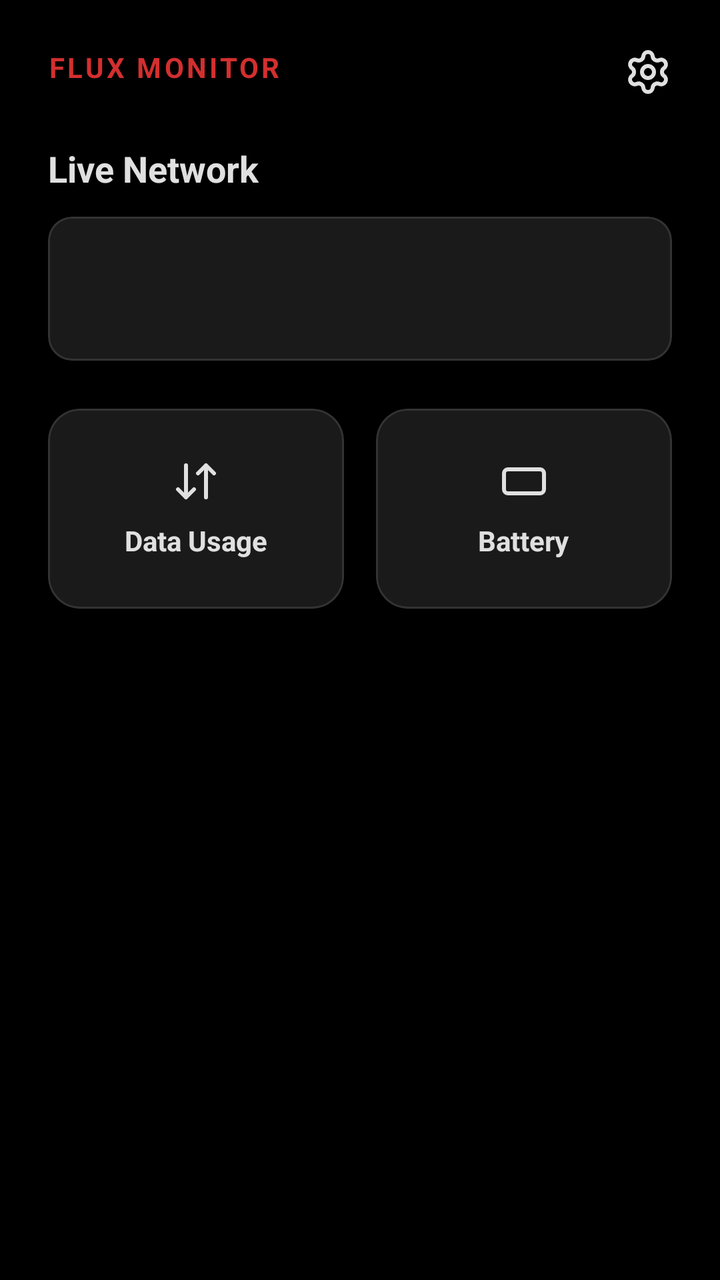
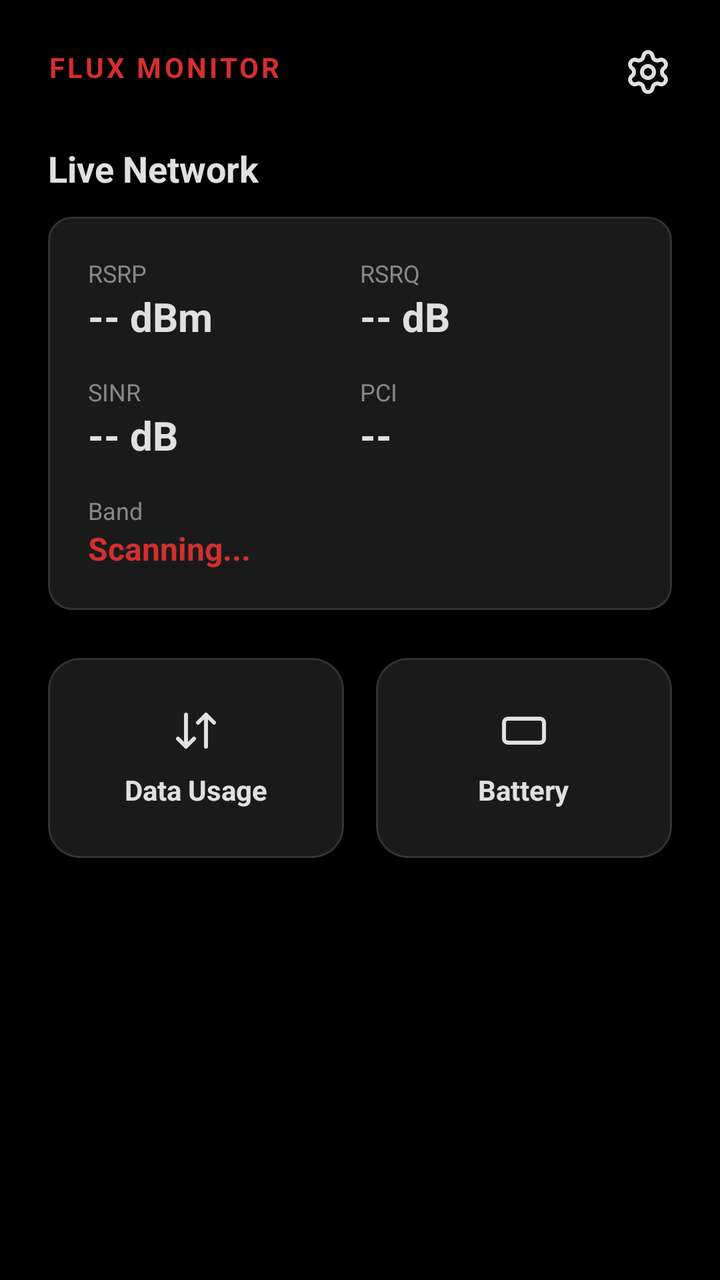

An Android layout rendered at two revisions. The XML below is the earlier revision; the diff shows what the commit changed to produce the second picture.
<!-- AndroidManifest.xml: application theme Theme.Flux -->
<!-- res/layout/fragment_dashboard.xml -->
<?xml version="1.0" encoding="utf-8"?>
<ScrollView xmlns:android="http://schemas.android.com/apk/res/android"
    xmlns:app="http://schemas.android.com/apk/res-auto"
    android:layout_width="match_parent"
    android:layout_height="match_parent"
    android:background="@color/deep_black"
    android:fillViewport="true">

    <LinearLayout
        android:layout_width="match_parent"
        android:layout_height="wrap_content"
        android:orientation="vertical"
        android:padding="24dp">

        <androidx.constraintlayout.widget.ConstraintLayout
            android:layout_width="match_parent"
            android:layout_height="wrap_content"
            android:layout_marginBottom="24dp">
            
            <TextView
                android:id="@+id/headerTitle"
                android:layout_width="wrap_content"
                android:layout_height="wrap_content"
                android:text="FLUX MONITOR"
                android:letterSpacing="0.1"
                android:textColor="@color/classic_red"
                android:textSize="14sp"
                android:textStyle="bold"
                app:layout_constraintStart_toStartOf="parent"
                app:layout_constraintTop_toTopOf="parent" />

            <ImageView
                android:id="@+id/btnSettings"
                android:layout_width="24dp"
                android:layout_height="24dp"
                android:src="@drawable/ic_settings"
                app:tint="@color/leica_white"
                app:layout_constraintEnd_toEndOf="parent"
                app:layout_constraintTop_toTopOf="parent"/>
        </androidx.constraintlayout.widget.ConstraintLayout>

        <TextView
            android:text="Live Network"
            android:textColor="@color/leica_white"
            android:textSize="18sp"
            android:textStyle="bold"
            android:layout_marginBottom="12dp"
            android:layout_width="wrap_content"
            android:layout_height="wrap_content"/>

        <com.google.android.material.card.MaterialCardView
            android:layout_width="match_parent"
            android:layout_height="wrap_content"
            android:layout_marginBottom="24dp"
            app:cardBackgroundColor="#1A1A1A"
            app:cardCornerRadius="12dp"
            app:strokeColor="#333333"
            app:strokeWidth="1dp">

            <LinearLayout
                android:layout_width="match_parent"
                android:layout_height="wrap_content"
                android:orientation="vertical"
                android:padding="20dp">

                <LinearLayout
                    android:layout_width="match_parent"
                    android:layout_height="wrap_content"
                    android:orientation="horizontal"
                    android:layout_marginBottom="16dp">
                    
                    <LinearLayout android:layout_width="0dp" android:layout_weight="1" android:layout_height="wrap_content" android:orientation="vertical">
                        <TextView android:text="RSRP" android:textColor="#888888" android:textSize="12sp"/>
                        <TextView android:id="@+id/sim1_rsrp" android:text="-- dBm" android:textColor="@color/leica_white" android:textSize="20sp" android:textStyle="bold"/>
                    </LinearLayout>

                    <LinearLayout android:layout_width="0dp" android:layout_weight="1" android:layout_height="wrap_content" android:orientation="vertical">
                        <TextView android:text="RSRQ" android:textColor="#888888" android:textSize="12sp"/>
                        <TextView android:id="@+id/sim1_rsrq" android:text="-- dB" android:textColor="@color/leica_white" android:textSize="20sp" android:textStyle="bold"/>
                    </LinearLayout>
                </LinearLayout>

                <LinearLayout
                    android:layout_width="match_parent"
                    android:layout_height="wrap_content"
                    android:orientation="horizontal"
                    android:layout_marginBottom="16dp">
                    
                    <LinearLayout android:layout_width="0dp" android:layout_weight="1" android:layout_height="wrap_content" android:orientation="vertical">
                        <TextView android:text="SINR" android:textColor="#888888" android:textSize="12sp"/>
                        <TextView android:id="@+id/sim1_sinr" android:text="-- dB" android:textColor="@color/leica_white" android:textSize="20sp" android:textStyle="bold"/>
                    </LinearLayout>

                    <LinearLayout android:layout_width="0dp" android:layout_weight="1" android:layout_height="wrap_content" android:orientation="vertical">
                        <TextView android:text="PCI" android:textColor="#888888" android:textSize="12sp"/>
                        <TextView android:id="@+id/sim1_pci" android:text="--" android:textColor="@color/leica_white" android:textSize="20sp" android:textStyle="bold"/>
                    </LinearLayout>
                </LinearLayout>

                <LinearLayout android:layout_width="match_parent" android:layout_height="wrap_content" android:orientation="vertical">
                    <TextView android:text="Band" android:textColor="#888888" android:textSize="12sp"/>
                    <TextView android:id="@+id/sim1_band" android:text="Scanning..." android:textColor="@color/classic_red" android:textSize="16sp" android:textStyle="bold"/>
                </LinearLayout>
            </LinearLayout>
        </com.google.android.material.card.MaterialCardView>


        <LinearLayout
            android:layout_width="match_parent"
            android:layout_height="wrap_content"
            android:orientation="horizontal">

            <com.google.android.material.card.MaterialCardView
                android:id="@+id/cardData"
                android:layout_width="0dp"
                android:layout_height="100dp"
                android:layout_weight="1"
                android:layout_marginEnd="8dp"
                app:cardBackgroundColor="#1A1A1A"
                app:cardCornerRadius="16dp"
                app:strokeColor="#333333"
                app:strokeWidth="1dp">
                
                <LinearLayout
                    android:layout_width="match_parent"
                    android:layout_height="match_parent"
                    android:gravity="center"
                    android:orientation="vertical">
                    
                    <ImageView
                        android:layout_width="24dp"
                        android:layout_height="24dp"
                        android:src="@drawable/ic_data"
                        app:tint="@color/leica_white"/>
                    
                    <TextView
                        android:layout_width="wrap_content"
                        android:layout_height="wrap_content"
                        android:layout_marginTop="8dp"
                        android:text="Data Usage"
                        android:textColor="@color/leica_white"
                        android:textStyle="bold"/>
                </LinearLayout>
            </com.google.android.material.card.MaterialCardView>

            <com.google.android.material.card.MaterialCardView
                android:id="@+id/cardBattery"
                android:layout_width="0dp"
                android:layout_height="100dp"
                android:layout_weight="1"
                android:layout_marginStart="8dp"
                app:cardBackgroundColor="#1A1A1A"
                app:cardCornerRadius="16dp"
                app:strokeColor="#333333"
                app:strokeWidth="1dp">

                <LinearLayout
                    android:layout_width="match_parent"
                    android:layout_height="match_parent"
                    android:gravity="center"
                    android:orientation="vertical">

                    <ImageView
                        android:layout_width="24dp"
                        android:layout_height="24dp"
                        android:src="@drawable/ic_battery"
                        app:tint="@color/leica_white"/>

                    <TextView
                        android:id="@+id/txtBattery"
                        android:layout_width="wrap_content"
                        android:layout_height="wrap_content"
                        android:layout_marginTop="8dp"
                        android:text="Battery"
                        android:textColor="@color/leica_white"
                        android:textStyle="bold"/>
                </LinearLayout>
            </com.google.android.material.card.MaterialCardView>
        </LinearLayout>

    </LinearLayout>
</ScrollView>
<!-- resources referenced by this layout -->
<resources>
  <color name="classic_red">#D32F2F</color>
  <color name="deep_black">#000000</color>
  <color name="leica_white">#E0E0E0</color>
  <!-- drawable ic_battery (drawable) -->
  <vector xmlns:android="http://schemas.android.com/apk/res/android"
      android:width="24dp"
      android:height="24dp"
      android:viewportWidth="24"
      android:viewportHeight="24">
      <path
          android:strokeColor="#FFFFFF"
          android:strokeWidth="2"
          android:strokeLineCap="round"
          android:strokeLineJoin="round"
          android:pathData="M22 14 L22 10"/>
      <path
          android:strokeColor="#FFFFFF"
          android:strokeWidth="2"
          android:strokeLineCap="round"
          android:strokeLineJoin="round"
          android:pathData="M4,6 h16 a2,2 0 0 1 2,2 v8 a2,2 0 0 1 -2,2 h-16 a2,2 0 0 1 -2,-2 v-8 a2,2 0 0 1 2,-2 z"/>
  </vector>
  <!-- drawable ic_data (drawable) -->
  <vector xmlns:android="http://schemas.android.com/apk/res/android"
      android:width="24dp"
      android:height="24dp"
      android:viewportWidth="24"
      android:viewportHeight="24">
      <path
          android:strokeColor="#FFFFFF"
          android:strokeWidth="2"
          android:strokeLineCap="round"
          android:strokeLineJoin="round"
          android:pathData="m3 16 4 4 4-4 M7 20V4 m14 4-4-4-4 4 M17 4v16"/>
  </vector>
  <!-- drawable ic_settings (drawable) -->
  <vector xmlns:android="http://schemas.android.com/apk/res/android"
      android:width="24dp"
      android:height="24dp"
      android:viewportWidth="24"
      android:viewportHeight="24">
      <path
          android:strokeColor="#FFFFFF"
          android:strokeWidth="2"
          android:strokeLineCap="round"
          android:strokeLineJoin="round"
          android:pathData="M9.671 4.136a2.34 2.34 0 0 1 4.659 0 2.34 2.34 0 0 0 3.319 1.915 2.34 2.34 0 0 1 2.33 4.033 2.34 2.34 0 0 0 0 3.831 2.34 2.34 0 0 1-2.33 4.033 2.34 2.34 0 0 0-3.319 1.915 2.34 2.34 0 0 1-4.659 0 2.34 2.34 0 0 0-3.32-1.915 2.34 2.34 0 0 1-2.33-4.033 2.34 2.34 0 0 0 0-3.831A2.34 2.34 0 0 1 6.35 6.051a2.34 2.34 0 0 0 3.319-1.915"/>
      <path
          android:strokeColor="#FFFFFF"
          android:strokeWidth="2"
          android:strokeLineCap="round"
          android:strokeLineJoin="round"
          android:pathData="M15,12A3,3 0 1,1 9,12A3,3 0 1,1 15,12"/>
  </vector>
  <style name="Theme.Flux" parent="Theme.MaterialComponents.DayNight.NoActionBar">
          <item name="colorPrimary">@color/classic_red</item>
          <item name="colorPrimaryVariant">@color/deep_black</item>
          <item name="colorOnPrimary">@color/leica_white</item>
          <item name="android:statusBarColor">@color/deep_black</item>
          <item name="android:windowBackground">@color/deep_black</item>
          <item name="android:navigationBarColor">@color/soft_black</item>
      </style>
  <color name="soft_black">#121212</color>
</resources>

<!-- the commit's change to res/layout/fragment_dashboard.xml (unified diff, before → after) -->
@@ -40,13 +40,13 @@
         </androidx.constraintlayout.widget.ConstraintLayout>
 
         <TextView
+            android:layout_width="wrap_content"
+            android:layout_height="wrap_content"
             android:text="Live Network"
             android:textColor="@color/leica_white"
             android:textSize="18sp"
             android:textStyle="bold"
-            android:layout_marginBottom="12dp"
-            android:layout_width="wrap_content"
-            android:layout_height="wrap_content"/>
+            android:layout_marginBottom="12dp"/>
 
         <com.google.android.material.card.MaterialCardView
             android:layout_width="match_parent"
@@ -70,13 +70,13 @@
                     android:layout_marginBottom="16dp">
                     
                     <LinearLayout android:layout_width="0dp" android:layout_weight="1" android:layout_height="wrap_content" android:orientation="vertical">
-                        <TextView android:text="RSRP" android:textColor="#888888" android:textSize="12sp"/>
-                        <TextView android:id="@+id/sim1_rsrp" android:text="-- dBm" android:textColor="@color/leica_white" android:textSize="20sp" android:textStyle="bold"/>
+                        <TextView android:layout_width="wrap_content" android:layout_height="wrap_content" android:text="RSRP" android:textColor="#888888" android:textSize="12sp"/>
+                        <TextView android:id="@+id/sim1_rsrp" android:layout_width="wrap_content" android:layout_height="wrap_content" android:text="-- dBm" android:textColor="@color/leica_white" android:textSize="20sp" android:textStyle="bold"/>
                     </LinearLayout>
 
                     <LinearLayout android:layout_width="0dp" android:layout_weight="1" android:layout_height="wrap_content" android:orientation="vertical">
-                        <TextView android:text="RSRQ" android:textColor="#888888" android:textSize="12sp"/>
-                        <TextView android:id="@+id/sim1_rsrq" android:text="-- dB" android:textColor="@color/leica_white" android:textSize="20sp" android:textStyle="bold"/>
+                        <TextView android:layout_width="wrap_content" android:layout_height="wrap_content" android:text="RSRQ" android:textColor="#888888" android:textSize="12sp"/>
+                        <TextView android:id="@+id/sim1_rsrq" android:layout_width="wrap_content" android:layout_height="wrap_content" android:text="-- dB" android:textColor="@color/leica_white" android:textSize="20sp" android:textStyle="bold"/>
                     </LinearLayout>
                 </LinearLayout>
 
@@ -87,19 +87,19 @@
                     android:layout_marginBottom="16dp">
                     
                     <LinearLayout android:layout_width="0dp" android:layout_weight="1" android:layout_height="wrap_content" android:orientation="vertical">
-                        <TextView android:text="SINR" android:textColor="#888888" android:textSize="12sp"/>
-                        <TextView android:id="@+id/sim1_sinr" android:text="-- dB" android:textColor="@color/leica_white" android:textSize="20sp" android:textStyle="bold"/>
+                        <TextView android:layout_width="wrap_content" android:layout_height="wrap_content" android:text="SINR" android:textColor="#888888" android:textSize="12sp"/>
+                        <TextView android:id="@+id/sim1_sinr" android:layout_width="wrap_content" android:layout_height="wrap_content" android:text="-- dB" android:textColor="@color/leica_white" android:textSize="20sp" android:textStyle="bold"/>
                     </LinearLayout>
 
                     <LinearLayout android:layout_width="0dp" android:layout_weight="1" android:layout_height="wrap_content" android:orientation="vertical">
-                        <TextView android:text="PCI" android:textColor="#888888" android:textSize="12sp"/>
-                        <TextView android:id="@+id/sim1_pci" android:text="--" android:textColor="@color/leica_white" android:textSize="20sp" android:textStyle="bold"/>
+                        <TextView android:layout_width="wrap_content" android:layout_height="wrap_content" android:text="PCI" android:textColor="#888888" android:textSize="12sp"/>
+                        <TextView android:id="@+id/sim1_pci" android:layout_width="wrap_content" android:layout_height="wrap_content" android:text="--" android:textColor="@color/leica_white" android:textSize="20sp" android:textStyle="bold"/>
                     </LinearLayout>
                 </LinearLayout>
 
                 <LinearLayout android:layout_width="match_parent" android:layout_height="wrap_content" android:orientation="vertical">
-                    <TextView android:text="Band" android:textColor="#888888" android:textSize="12sp"/>
-                    <TextView android:id="@+id/sim1_band" android:text="Scanning..." android:textColor="@color/classic_red" android:textSize="16sp" android:textStyle="bold"/>
+                    <TextView android:layout_width="wrap_content" android:layout_height="wrap_content" android:text="Band" android:textColor="#888888" android:textSize="12sp"/>
+                    <TextView android:id="@+id/sim1_band" android:layout_width="wrap_content" android:layout_height="wrap_content" android:text="Scanning..." android:textColor="@color/classic_red" android:textSize="16sp" android:textStyle="bold"/>
                 </LinearLayout>
             </LinearLayout>
         </com.google.android.material.card.MaterialCardView>
